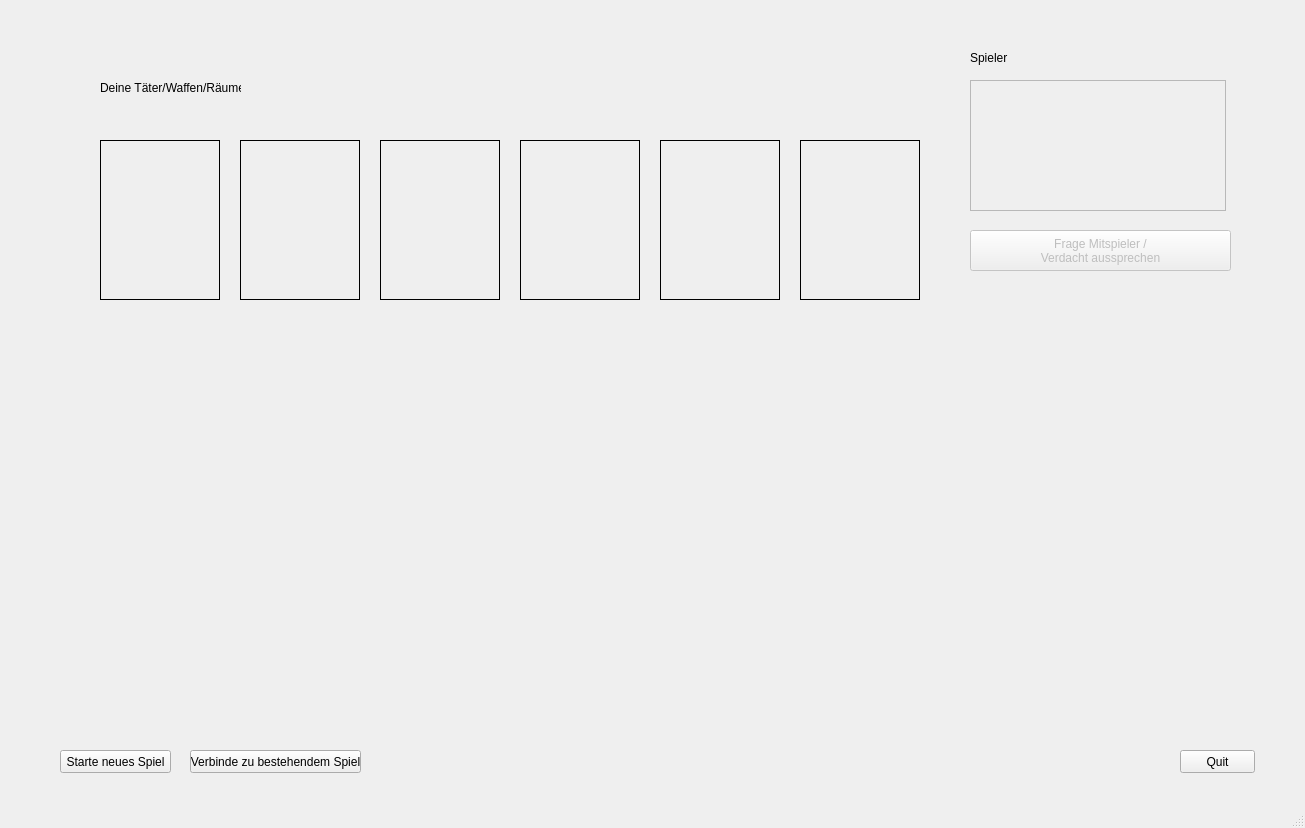
Before: the Qt Designer form Cluedo/UI/CluedoUI.ui in haegar80/Cluedo, drawn with Qt 5.
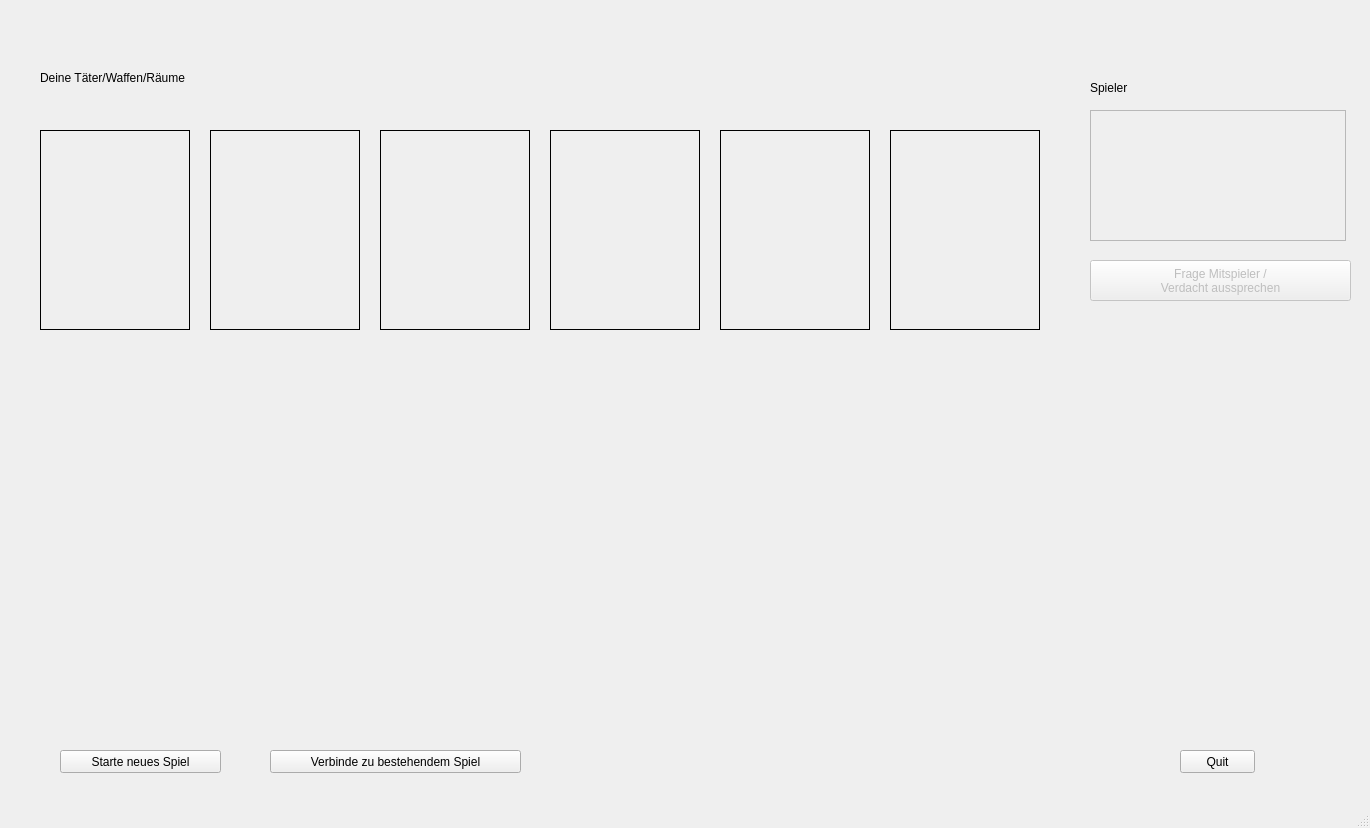
After: the same form once the commit is applied.

Diff of the .ui file:
```diff
--- a/Cluedo/UI/CluedoUI.ui
+++ b/Cluedo/UI/CluedoUI.ui
@@ -6,7 +6,7 @@
    <rect>
     <x>0</x>
     <y>0</y>
-    <width>1305</width>
+    <width>1370</width>
     <height>828</height>
    </rect>
   </property>
@@ -17,18 +17,18 @@
    <widget class="QWidget" name="selectionObjectWidget" native="true">
     <property name="geometry">
      <rect>
-      <x>60</x>
-      <y>50</y>
-      <width>891</width>
+      <x>20</x>
+      <y>40</y>
+      <width>1041</width>
       <height>681</height>
      </rect>
     </property>
     <widget class="QLabel" name="labelCluedoObjects">
      <property name="geometry">
       <rect>
-       <x>40</x>
+       <x>20</x>
        <y>30</y>
-       <width>141</width>
+       <width>201</width>
        <height>16</height>
       </rect>
      </property>
@@ -39,10 +39,10 @@
     <widget class="QLabel" name="imageCluedoObject5">
      <property name="geometry">
       <rect>
-       <x>600</x>
+       <x>700</x>
        <y>90</y>
-       <width>120</width>
-       <height>160</height>
+       <width>150</width>
+       <height>200</height>
       </rect>
      </property>
      <property name="frameShape">
@@ -58,10 +58,10 @@
     <widget class="QLabel" name="imageCluedoObject1">
      <property name="geometry">
       <rect>
-       <x>40</x>
+       <x>20</x>
        <y>90</y>
-       <width>120</width>
-       <height>160</height>
+       <width>150</width>
+       <height>200</height>
       </rect>
      </property>
      <property name="frameShape">
@@ -77,10 +77,10 @@
     <widget class="QLabel" name="imageCluedoObject2">
      <property name="geometry">
       <rect>
-       <x>180</x>
+       <x>190</x>
        <y>90</y>
-       <width>120</width>
-       <height>160</height>
+       <width>150</width>
+       <height>200</height>
       </rect>
      </property>
      <property name="frameShape">
@@ -96,10 +96,10 @@
     <widget class="QLabel" name="imageCluedoObject3">
      <property name="geometry">
       <rect>
-       <x>320</x>
+       <x>360</x>
        <y>90</y>
-       <width>120</width>
-       <height>160</height>
+       <width>150</width>
+       <height>200</height>
       </rect>
      </property>
      <property name="frameShape">
@@ -115,10 +115,10 @@
     <widget class="QLabel" name="imageCluedoObject4">
      <property name="geometry">
       <rect>
-       <x>460</x>
+       <x>530</x>
        <y>90</y>
-       <width>120</width>
-       <height>160</height>
+       <width>150</width>
+       <height>200</height>
       </rect>
      </property>
      <property name="frameShape">
@@ -134,10 +134,10 @@
     <widget class="QLabel" name="imageCluedoObject6">
      <property name="geometry">
       <rect>
-       <x>740</x>
+       <x>870</x>
        <y>90</y>
-       <width>120</width>
-       <height>160</height>
+       <width>150</width>
+       <height>200</height>
       </rect>
      </property>
      <property name="frameShape">
@@ -153,9 +153,9 @@
     <widget class="QLabel" name="labelCluedoObject2">
      <property name="geometry">
       <rect>
-       <x>180</x>
+       <x>190</x>
        <y>60</y>
-       <width>111</width>
+       <width>151</width>
        <height>16</height>
       </rect>
      </property>
@@ -166,10 +166,10 @@
     <widget class="QLabel" name="labelCluedoObject6">
      <property name="geometry">
       <rect>
-       <x>740</x>
+       <x>870</x>
        <y>60</y>
-       <width>111</width>
-       <height>13</height>
+       <width>151</width>
+       <height>16</height>
       </rect>
      </property>
      <property name="text">
@@ -179,10 +179,10 @@
     <widget class="QLabel" name="labelCluedoObject5">
      <property name="geometry">
       <rect>
-       <x>600</x>
+       <x>700</x>
        <y>60</y>
-       <width>111</width>
-       <height>13</height>
+       <width>151</width>
+       <height>16</height>
       </rect>
      </property>
      <property name="text">
@@ -192,9 +192,9 @@
     <widget class="QLabel" name="labelCluedoObject1">
      <property name="geometry">
       <rect>
-       <x>40</x>
+       <x>20</x>
        <y>60</y>
-       <width>111</width>
+       <width>151</width>
        <height>16</height>
       </rect>
      </property>
@@ -205,10 +205,10 @@
     <widget class="QLabel" name="labelCluedoObject3">
      <property name="geometry">
       <rect>
-       <x>320</x>
+       <x>360</x>
        <y>60</y>
-       <width>111</width>
-       <height>13</height>
+       <width>151</width>
+       <height>16</height>
       </rect>
      </property>
      <property name="text">
@@ -218,10 +218,10 @@
     <widget class="QLabel" name="labelCluedoObject4">
      <property name="geometry">
       <rect>
-       <x>460</x>
+       <x>530</x>
        <y>60</y>
-       <width>111</width>
-       <height>13</height>
+       <width>151</width>
+       <height>16</height>
       </rect>
      </property>
      <property name="text">
@@ -248,8 +248,8 @@
     </property>
     <property name="geometry">
      <rect>
-      <x>970</x>
-      <y>80</y>
+      <x>1090</x>
+      <y>110</y>
       <width>256</width>
       <height>131</height>
      </rect>
@@ -261,8 +261,8 @@
     </property>
     <property name="geometry">
      <rect>
-      <x>970</x>
-      <y>230</y>
+      <x>1090</x>
+      <y>260</y>
       <width>261</width>
       <height>41</height>
      </rect>
@@ -277,7 +277,7 @@
      <rect>
       <x>60</x>
       <y>750</y>
-      <width>111</width>
+      <width>161</width>
       <height>23</height>
      </rect>
     </property>
@@ -288,8 +288,8 @@
    <widget class="QLabel" name="labelCurrentPlayer">
     <property name="geometry">
      <rect>
-      <x>970</x>
-      <y>50</y>
+      <x>1090</x>
+      <y>80</y>
       <width>111</width>
       <height>16</height>
      </rect>
@@ -301,9 +301,9 @@
    <widget class="QPushButton" name="buttonConnectGame">
     <property name="geometry">
      <rect>
-      <x>190</x>
+      <x>270</x>
       <y>750</y>
-      <width>171</width>
+      <width>251</width>
       <height>23</height>
      </rect>
     </property>
```
Left out of the diff: 2 changed lines with no effect on the pictures.
